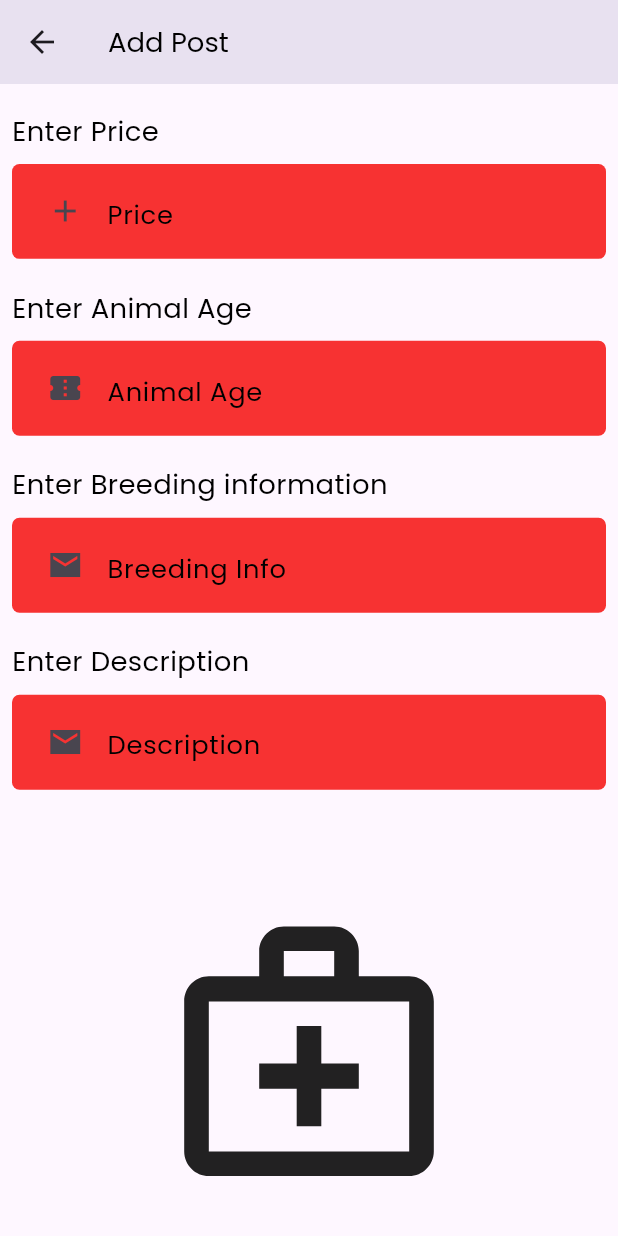
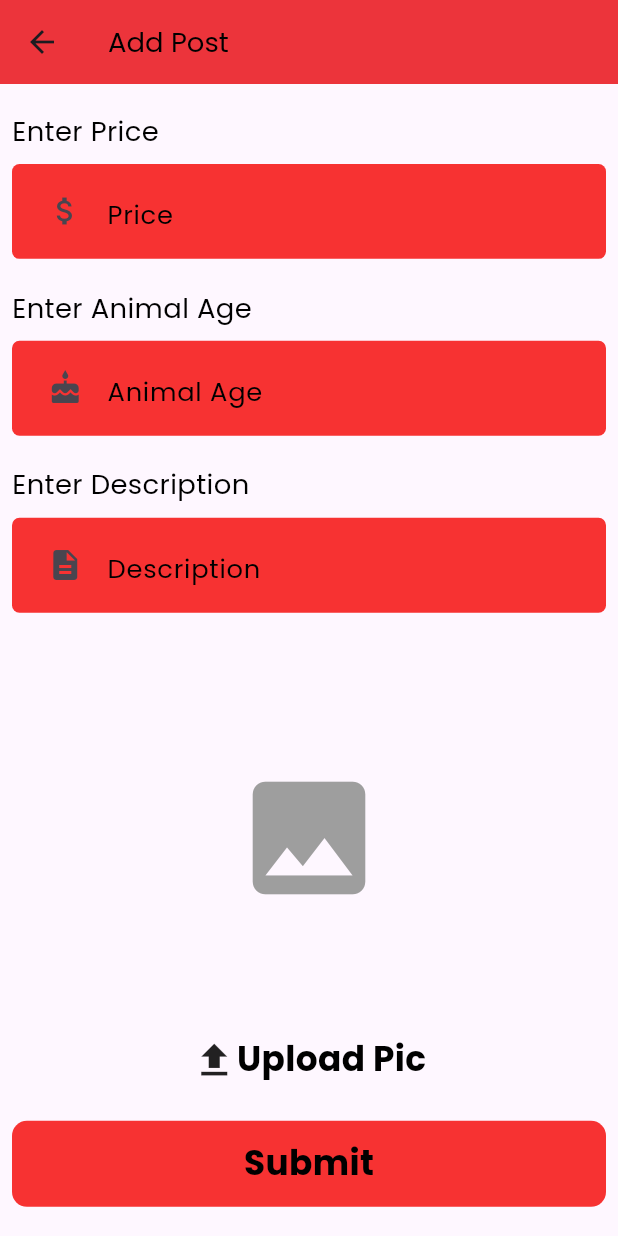
Before and after one commit to sadiqawan/qurbani_app, a Flutter app: the PostView screen opened directly, scrolled down 301 dp, on a phone screen of 412 x 824 dp. Run offline on Flutter 3.47's test engine with Material 3 defaults, Android fonts, the phone set to English and light mode, and no system bars; our stand-ins replace cloud_firestore, firebase_auth, firebase_core, firebase_storage, flutter_screenutil, get and 4 more; missing offline and left inert: fade_out_particle, radial_button; accounts and stored records are empty.

Commit message:
profile screen and post screen  done

```diff
--- a/lib/views/nave_view/home_view/post_view.dart
+++ b/lib/views/nave_view/home_view/post_view.dart
@@ -1,3 +1,7 @@
+import 'dart:io';
+import 'package:cloud_firestore/cloud_firestore.dart';
+import 'package:firebase_auth/firebase_auth.dart';
+import 'package:firebase_storage/firebase_storage.dart';
 import 'package:flutter/material.dart';
 import 'package:flutter_screenutil/flutter_screenutil.dart';
 import 'package:get/get.dart';
@@ -16,22 +20,7 @@ class PostView extends StatefulWidget {
 }
 
 class _PostViewState extends State<PostView> {
-  HomeController controller = Get.put(HomeController());
-  TextEditingController nameCon = TextEditingController();
-  TextEditingController desCon = TextEditingController();
-  TextEditingController priceCon = TextEditingController();
-  TextEditingController ageCon = TextEditingController();
-  TextEditingController breedCon = TextEditingController();
-
-  @override
-  void dispose() {
-    nameCon.dispose();
-    desCon.dispose();
-    priceCon.dispose();
-    ageCon.dispose();
-    breedCon.dispose();
-    super.dispose();
-  }
+  final HomeController controller = Get.find<HomeController>();
 
   @override
   Widget build(BuildContext context) {
@@ -43,68 +32,70 @@ class _PostViewState extends State<PostView> {
             color: Colors.black,
           ),
         ),
+        backgroundColor: kPriemryColor,
       ),
       body: Padding(
         padding: const EdgeInsets.all(8.0),
         child: SingleChildScrollView(
           child: Column(
             children: [
-              Text('Enter Animal Data',
+              Text(
+                'Enter Animal Data',
                 style: kSmallTitle1.copyWith(
-                      color: Colors.black, fontSize: 24.sp)),
+                  color: Colors.black,
+                  fontSize: 24.sp,
+                ),
+              ),
               SizedBox(height: 30.h),
-              _buildInputField(
-                'Enter Name',
-                nameCon,
-                'Name',
-                Icons.person,
-              ),
-              _buildInputField(
-                'Enter Animal Type',
-                nameCon,
-                'Animal Type',
-                Icons.person,
-              ),
-              _buildInputField('Enter Price', priceCon, 'Price', Icons.add,
-                  isNumber: true),
-              _buildInputField('Enter Animal Age', ageCon, 'Animal Age',
-                  Icons.confirmation_num,
-                  isNumber: true),
-              _buildInputField(
-                'Enter Breeding information',
-                breedCon,
-                'Breeding Info',
-                Icons.mail_sharp,
-              ),
-              _buildInputField(
-                'Enter Description',
-                desCon,
-                'Description',
-                Icons.mail_sharp,
-              ),
-              SizedBox(height: 15.h),
+              _buildInputField('Enter Name', controller.nameCon, 'Name', Icons.person),
+              _buildInputField('Enter Animal Type', controller.breedCon, 'Animal Type', Icons.pets),
+              _buildInputField('Enter Price', controller.priceCon, 'Price', Icons.attach_money, isNumber: true),
+              _buildInputField('Enter Animal Age', controller.ageCon, 'Animal Age', Icons.cake, isNumber: true),
+              _buildInputField('Enter Description', controller.desCon, 'Description', Icons.description, maxLines: 3),
+
+
               Padding(
-                padding: EdgeInsets.symmetric(vertical: 15.h),
+                padding: EdgeInsets.symmetric(vertical: 10.h),
                 child: Center(
                   child: SizedBox(
                     height: 200.h,
                     width: 200.w,
                     child: Obx(() {
                       return controller.image.value == null
-                          ? Icon(
-                              Icons.medical_services_outlined,
-                              size: 200,
-                            )
-                          : Image.file(
-                              controller.image.value!,
-                              fit: BoxFit.fill,
-                            );
+                          ? const Icon(Icons.image, size: 100, color: Colors.grey)
+                          : Image.file(controller.image.value!, fit: BoxFit.cover);
                     }),
                   ),
                 ),
               ),
               InkWell(
-                onTap: () {
+                onTap: _showImagePicker,
+                child: Row(
+                  mainAxisAlignment: MainAxisAlignment.center,
+                  children: [
+                    const Icon(Icons.upload, size: 30),
+                    Text('Upload Pic', style: kSubTitle2B),
+                  ],
+                ),
+              ),
+              SizedBox(height: 20.h),
+              Obx(() {
+                return controller.isLoading.value
+                    ? const CircularProgressIndicator()
+                    : CustomButton(
+                  title: 'Submit',
+                  onTap: controller.postData,
+                );
+              }),
+              SizedBox(height: 10.h,)
+            ],
+          ),
+        ),
+      ),
+    );
+  }
+
+  void _showImagePicker() {
     Get.bottomSheet(
       backgroundColor: kWhit,
       SizedBox(
@@ -114,63 +105,30 @@ class _PostViewState extends State<PostView> {
           child: Column(
             mainAxisAlignment: MainAxisAlignment.center,
             children: [
-                              Text(
-                                'Upload Pic',
-                                style: kHeading2B,
-                              ),
-                              const SizedBox(
-                                height: 10,
-                              ),
+              Text('Upload Pic', style: kHeading2B),
+              const SizedBox(height: 10),
               Row(
-                                mainAxisAlignment:
-                                    MainAxisAlignment.spaceAround,
+                mainAxisAlignment: MainAxisAlignment.spaceAround,
                 children: [
                   Flexible(
                     child: CustomButton(
                       title: 'Select Camera',
                       onTap: () {
-                                        controller
-                                            .pickImageFrom(ImageSource.camera);
+                        controller.pickImageFrom(ImageSource.camera);
                       },
                     ),
                   ),
-                                  SizedBox(
-                                    width: 5.w,
-                                  ),
+                  SizedBox(width: 5.w),
                   Flexible(
                     child: CustomButton(
                       title: 'Select Gallery',
                       onTap: () {
-                                          controller.pickImageFrom(
-                                              ImageSource.gallery);
-                                        }),
+                        controller.pickImageFrom(ImageSource.gallery);
+                      },
+                    ),
                   ),
                 ],
               ),
-                            ],
-                          ),
-                        ),
-                      ));
-                },
-                child: Row(
-                  mainAxisAlignment: MainAxisAlignment.center,
-                  children: [
-                    const Icon(
-                      Icons.upload,
-                      size: 30,
-                    ),
-                    Text(
-                      'Upload Pic',
-                      style: kSubTitle2B,
-                    ),
-                  ],
-                ),
-              ),
-              SizedBox(height: 20.h),
-              CustomButton(
-                title: 'Submit',
-                onTap: () {},
-              )
             ],
           ),
         ),
--- a/lib/views/nave_view/home_view/profile_view.dart
+++ b/lib/views/nave_view/home_view/profile_view.dart
@@ -35,6 +35,7 @@ Widget _screen(BuildContext context) {
             color: Colors.black,
           ),
       ),
+      backgroundColor: kPriemryColor,
     ),
     body: Column(
       crossAxisAlignment: CrossAxisAlignment.center,
--- a/lib/views/nave_view/profile_view/profile_view.dart
+++ b/lib/views/nave_view/profile_view/profile_view.dart
@@ -24,11 +24,14 @@ Widget _screen(BuildContext context) {
       Get.put(ProfileViewController());
   final format = DateFormat('MMMM dd yyyy');
   return Scaffold(
+    appBar: AppBar(
+      backgroundColor: kPriemryColor,
+    ),
     body: Column(
       crossAxisAlignment: CrossAxisAlignment.center,
       children: [
         SizedBox(
-          height: 30.h,
+          height: 20.h,
         ),
         Text(
           'PROFILE',
```
Also changed, not shown: lib/model/massage.dart (added, +27 -0 lines), lib/services/chat_service.dart (added, +161 -0 lines), lib/views/nave_view/home_view/home_controller.dart (+76 -20 lines), lib/views/nave_view/home_view/home_view.dart (+25 -31 lines). Lines whose indentation alone changed are shown as unchanged.
